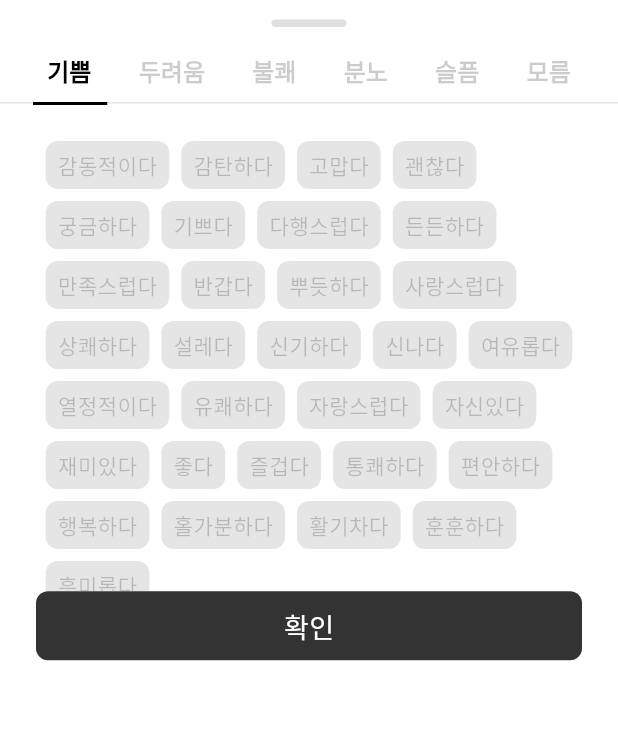
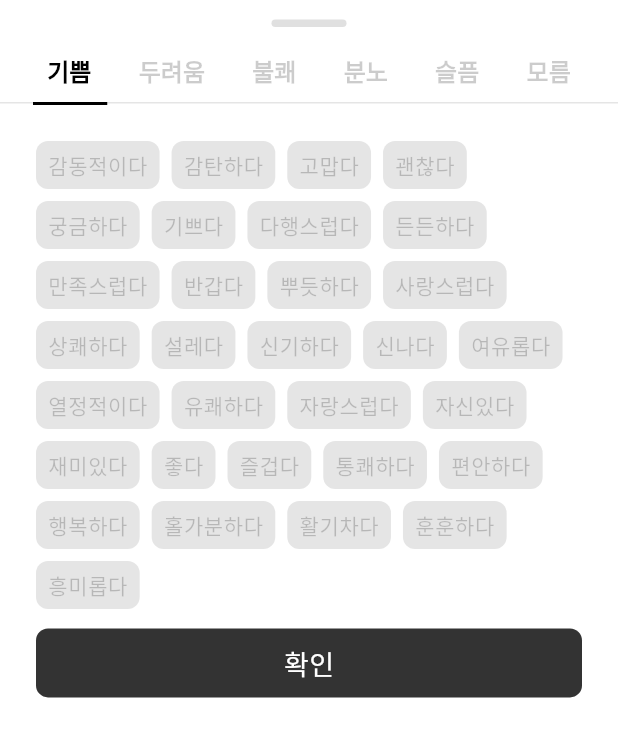
Before and after one commit to Nein-to-Sick/bandi_official, a Flutter app: the EmotionBottomSheet widget shown alone on an empty page, opened directly, on a phone screen of 412 x 824 dp. Shown: the top 737 px of the screen. Run offline on Flutter 3.47's test engine with Material 3 defaults, Android fonts, the phone set to English and light mode, and no system bars; our stand-ins replace cloud_firestore, firebase_auth, firebase_core, flutter_dotenv, phosphor_flutter, shared_preferences; missing offline and left inert: dart_openai; accounts and stored records are empty; Roboto replaces fonts that are missing (IBMPlexSansKR).

Commit message:
[Update] emotion modal 창 디자인 수정

```diff
--- a/lib/components/no_reuse/showMoreBottomSheet.dart
+++ b/lib/components/no_reuse/showMoreBottomSheet.dart
@@ -31,7 +31,7 @@ class _EmotionBottomSheetState extends State<EmotionBottomSheet> {
           }
           return SafeArea(
             child: Container(
-              height: MediaQuery.of(context).size.height * 0.55,
+              height: MediaQuery.of(context).size.height * 0.58,
               padding: const EdgeInsets.symmetric(vertical: 13),
               child: Column(
                 children: [
@@ -44,6 +44,7 @@ class _EmotionBottomSheetState extends State<EmotionBottomSheet> {
                     ),
                   ),
                   const SizedBox(height: 16),
+                  // 상단 키워드
                   Stack(
                     children: [
                       Row(
@@ -109,8 +110,15 @@ class _EmotionBottomSheetState extends State<EmotionBottomSheet> {
                       ),
                     ],
                   ),
+                  // emotion sets
                   Expanded(
-                    child: SingleChildScrollView(
+                    child: Column(
+                      crossAxisAlignment: CrossAxisAlignment.start,
+                      children: [
+                        Row(
+                          mainAxisAlignment: MainAxisAlignment.start,
+                          children: [
+                            Expanded(
                               child: Padding(
                                 padding: const EdgeInsets.only(
                                     top: 24, left: 24, right: 24, bottom: 24),
@@ -156,9 +164,13 @@ class _EmotionBottomSheetState extends State<EmotionBottomSheet> {
                                 ),
                               ),
                             ),
+                          ],
+                        ),
+                      ],
+                    ),
                   ),
                   Padding(
-                    padding: const EdgeInsets.symmetric(horizontal: 24.0),
+                    padding: const EdgeInsets.symmetric(horizontal: 24.0,),
                     child: Row(
                       children: [
                         Expanded(
```
Lines whose indentation alone changed are shown as unchanged.
